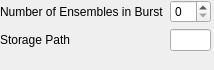
First picture: the form in Setup_View/setup_view.ui, repository ricorx7/PyAutoWaves, before the edit.
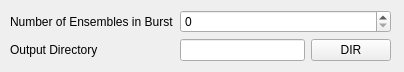
Second picture: the form after the edit.

Diff of the .ui file:
```diff
--- a/Setup_View/setup_view.ui
+++ b/Setup_View/setup_view.ui
@@ -6,8 +6,8 @@
    <rect>
     <x>0</x>
     <y>0</y>
-    <width>214</width>
-    <height>70</height>
+    <width>404</width>
+    <height>72</height>
    </rect>
   </property>
   <property name="sizePolicy">
@@ -22,10 +22,10 @@
   <widget class="QWidget" name="formLayoutWidget">
    <property name="geometry">
     <rect>
-     <x>0</x>
-     <y>0</y>
-     <width>211</width>
-     <height>61</height>
+     <x>10</x>
+     <y>10</y>
+     <width>381</width>
+     <height>53</height>
     </rect>
    </property>
    <layout class="QFormLayout" name="formLayout">
@@ -37,17 +37,32 @@
      </widget>
     </item>
     <item row="0" column="1">
-     <widget class="QSpinBox" name="numBurstEnsSpinBox"/>
+     <widget class="QSpinBox" name="numBurstEnsSpinBox">
+      <property name="maximum">
+       <number>10000</number>
+      </property>
+     </widget>
     </item>
     <item row="1" column="0">
      <widget class="QLabel" name="storagePathLabel">
       <property name="text">
-       <string>Storage Path</string>
+       <string>Output Directory</string>
       </property>
      </widget>
     </item>
     <item row="1" column="1">
-     <widget class="QLineEdit" name="storagePathLineEdit"/>
+     <layout class="QHBoxLayout" name="horizontalLayout_2">
+      <item>
+       <widget class="QLineEdit" name="storagePathLineEdit"/>
+      </item>
+      <item>
+       <widget class="QPushButton" name="selectFolderPushButton">
+        <property name="text">
+         <string>DIR</string>
+        </property>
+       </widget>
+      </item>
+     </layout>
     </item>
    </layout>
   </widget>
```
